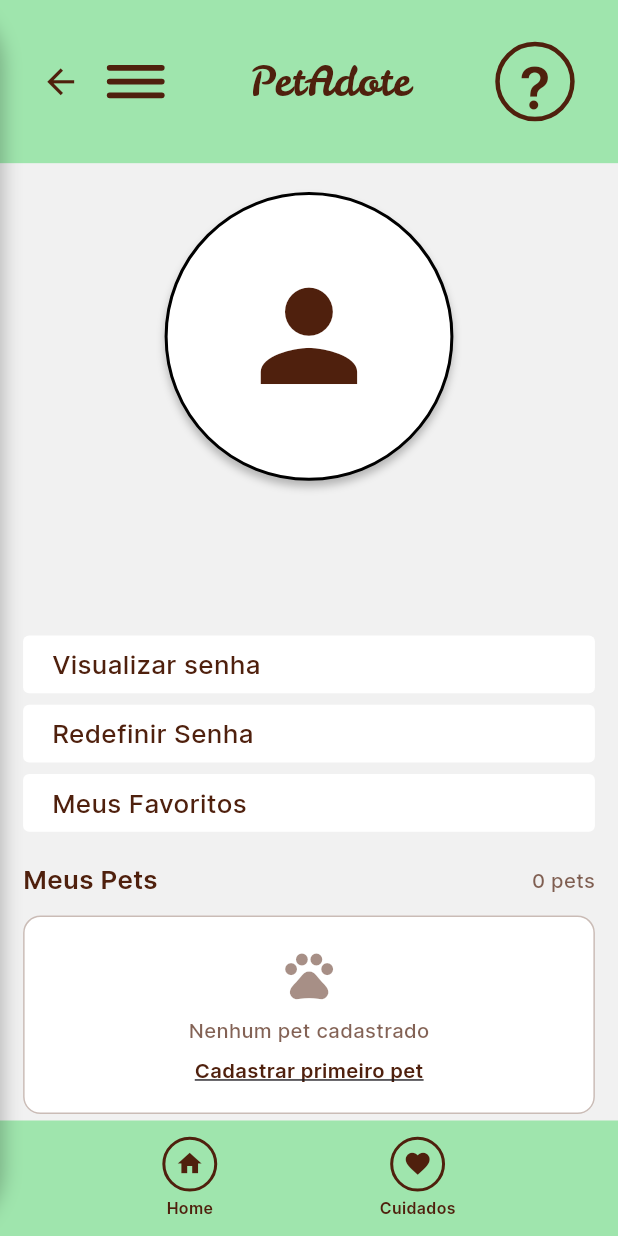
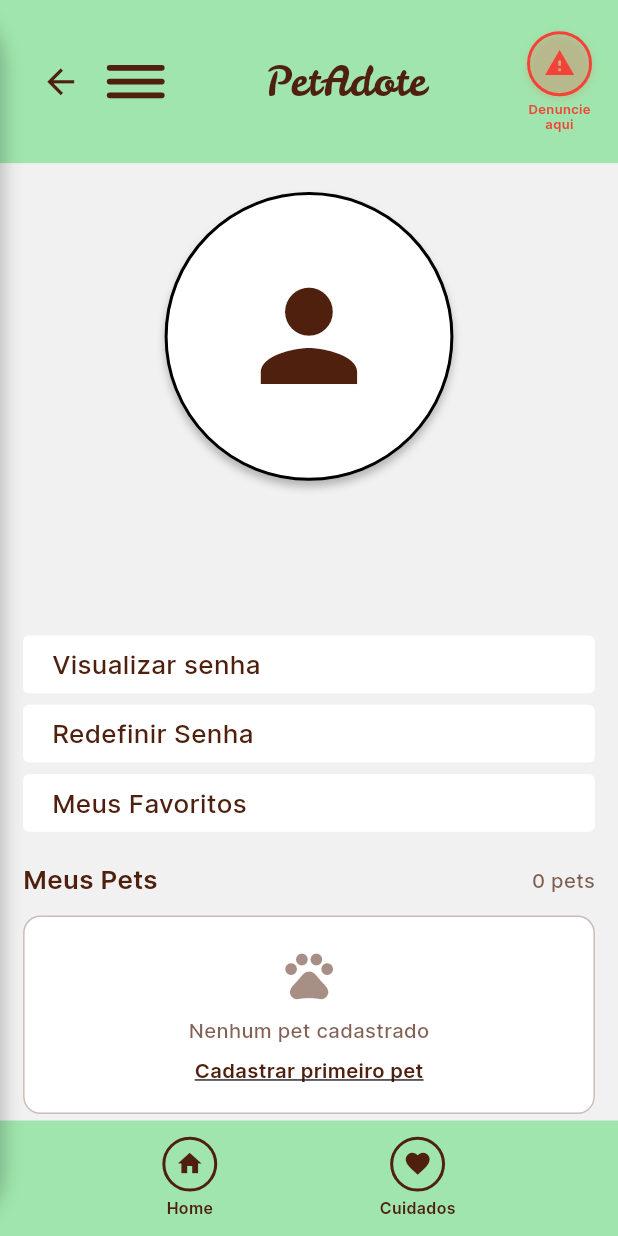
Before and after one commit to Pet-Adote/pet-adote-mobile, a Flutter app: the ProfileScreen screen opened by its route, on a phone screen of 412 x 824 dp. Run offline on Flutter 3.47's test engine with Material 3 defaults, Android fonts, the phone set to English and light mode, and no system bars; our stand-ins replace cached_network_image, cloud_firestore, firebase_auth, firebase_core, firebase_storage, flutter_svg and 3 more; accounts and stored records are empty.

Commit message:
feature/replace-question-mark-button-on-my-profile-screen-with-report-button

```diff
--- a/lib/presentation/profile_screen/profile_screen.dart
+++ b/lib/presentation/profile_screen/profile_screen.dart
@@ -599,31 +599,52 @@ class _ProfileScreenState extends State<ProfileScreen> {
                         ),
                       ),
 
-                      // Botão de ajuda (?)
+                      // Botão de denúncia
                       Container(
-                        margin: EdgeInsets.only(right: 30.h),
+                        margin: EdgeInsets.only(right: 18.h),
                         child: GestureDetector(
                           onTap: () {
-                            Navigator.of(context).pushNamed(AppRoutes.helpScreen);
+                            Navigator.of(context).pushNamed(AppRoutes.denounceScreen);
                           },
-                          child: Container(
-                            width: 55.h,
-                            height: 55.h,
-                            decoration: BoxDecoration(
-                              border: Border.all(color: appTheme.colorFF4F20, width: 3),
-                              shape: BoxShape.circle,
-                            ),
-                            child: Center(
-                              child: Text(
-                                '?',
+                          child: Column(
+                            mainAxisSize: MainAxisSize.min,
+                            children: [
+                              Container(
+                                width: 45.h,
+                                height: 45.h,
+                                decoration: BoxDecoration(
+                                  color: appTheme.redCustom.withValues(alpha: 0.1),
+                                  border: Border.all(color: appTheme.redCustom, width: 2),
+                                  shape: BoxShape.circle,
+                                  boxShadow: [
+                                    BoxShadow(
+                                      color: appTheme.redCustom.withValues(alpha: 0.2),
+                                      blurRadius: 4.h,
+                                      offset: Offset(0, 2.h),
+                                    ),
+                                  ],
+                                ),
+                                child: Center(
+                                  child: Icon(
+                                    Icons.report_problem,
+                                    size: 22.h,
+                                    color: appTheme.redCustom,
+                                  ),
+                                ),
+                              ),
+                              SizedBox(height: 4.h),
+                              Text(
+                                'Denuncie\naqui',
                                 style: TextStyle(
                                   fontFamily: 'Inter',
-                                  fontSize: 40.fSize,
+                                  fontSize: 9.fSize,
                                   fontWeight: FontWeight.w600,
-                                  color: appTheme.colorFF4F20,
+                                  color: appTheme.redCustom,
+                                  height: 1.1,
                                 ),
+                                textAlign: TextAlign.center,
                               ),
-                            ),
+                            ],
                           ),
                         ),
                       ),
```
